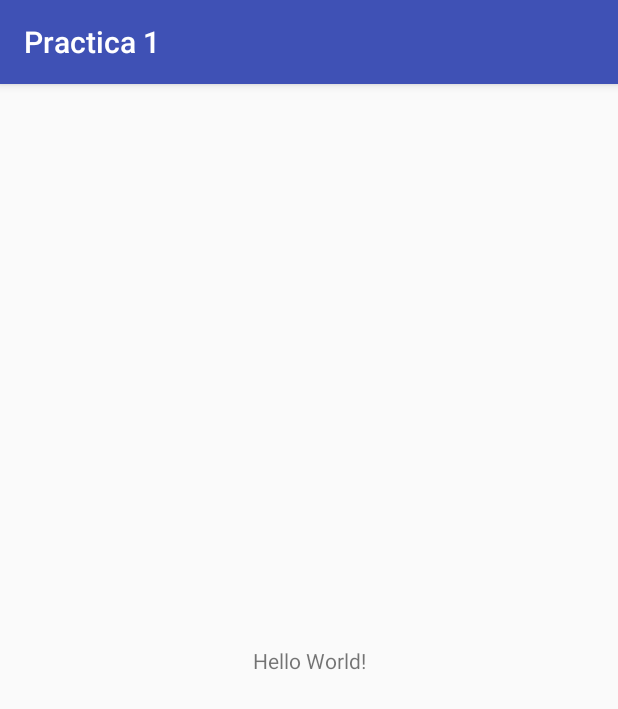
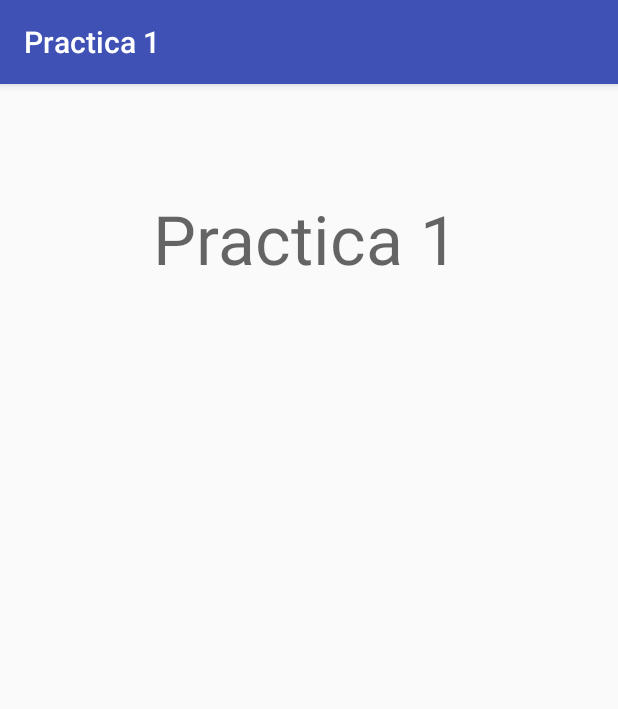
Before and after one commit to psmbailen/uja_ssmm1819_practica01, an Android app: the screen it shows after launch (MainActivity), on a phone screen of 412 x 824 dp. Shown: the top 709 px of the screen. Run offline under Robolectric (Android 15) with nearby library versions, the phone set to English and light mode, and no system bars.

Commit message:
Recursos - añadido el título de la práctica

```diff
--- a/app/src/main/res/layout/activity_main.xml
+++ b/app/src/main/res/layout/activity_main.xml
@@ -9,10 +9,14 @@
     <TextView
         android:layout_width="wrap_content"
         android:layout_height="wrap_content"
-        android:text="Hello World!"
+        android:layout_marginTop="8dp"
+        android:text="@string/app_name"
+        android:textAppearance="@style/TextAppearance.AppCompat.Display2"
         app:layout_constraintBottom_toBottomOf="parent"
+        app:layout_constraintHorizontal_bias="0.49"
         app:layout_constraintLeft_toLeftOf="parent"
         app:layout_constraintRight_toRightOf="parent"
-        app:layout_constraintTop_toTopOf="parent" />
+        app:layout_constraintTop_toTopOf="parent"
+        app:layout_constraintVertical_bias="0.092" />
 
 </android.support.constraint.ConstraintLayout>
```
